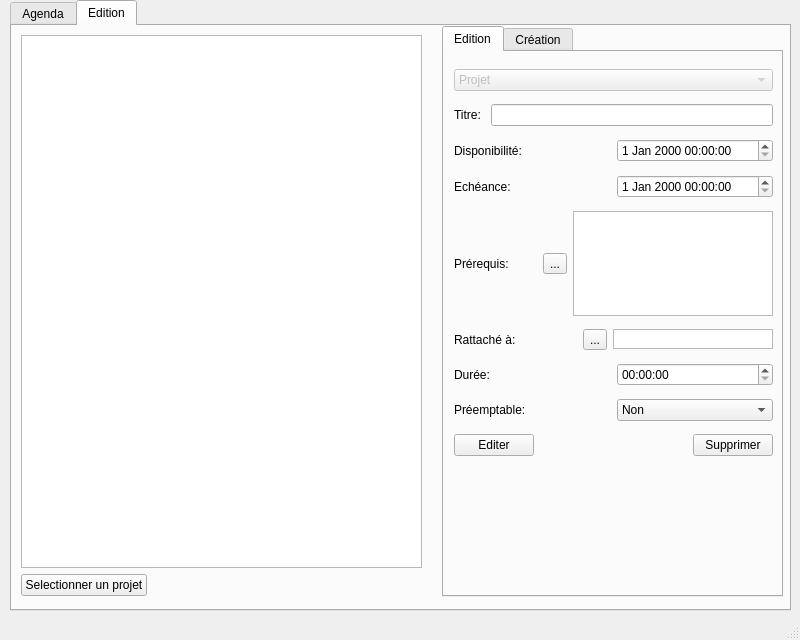
This is mainwindow.ui in TamtamHero/LO21 as Qt 5 draws it before an edit. The edited form follows.
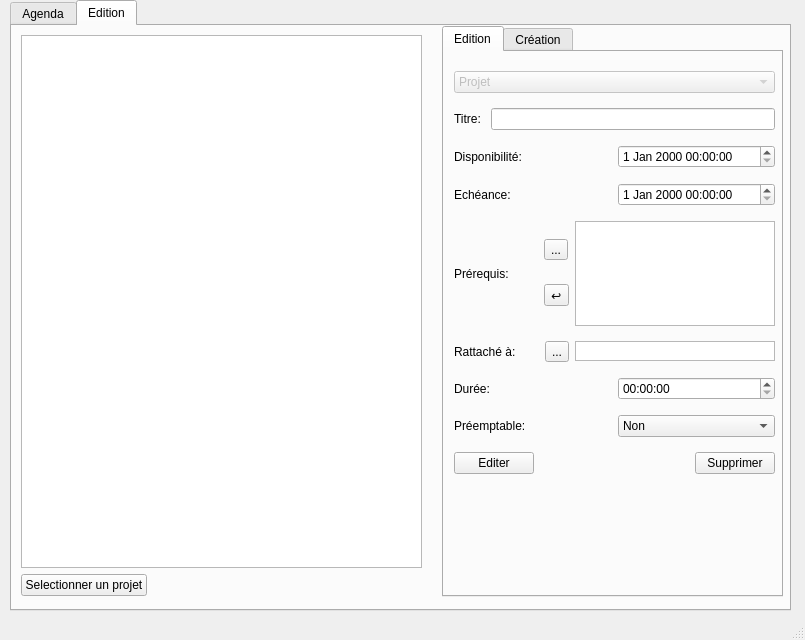
This is the edited form. The open tabs and pages were chosen to show the change.

Commit message: Deletion of prerequisite now possible

Patch:
```diff
--- a/mainwindow.ui
+++ b/mainwindow.ui
@@ -6,7 +6,7 @@
    <rect>
     <x>0</x>
     <y>0</y>
-    <width>800</width>
+    <width>805</width>
     <height>640</height>
    </rect>
   </property>
@@ -493,8 +493,8 @@
             <rect>
              <x>10</x>
              <y>10</y>
-             <width>319</width>
-             <height>408</height>
+             <width>321</width>
+             <height>425</height>
             </rect>
            </property>
            <layout class="QVBoxLayout" name="verticalLayout_uniqueTask">
@@ -572,6 +572,8 @@
                </widget>
               </item>
               <item>
+               <layout class="QVBoxLayout" name="verticalLayout">
+                <item>
                <widget class="QToolButton" name="toolButton_edit_prerequisite">
                 <property name="text">
                  <string>...</string>
@@ -579,6 +581,21 @@
                </widget>
               </item>
               <item>
+                 <widget class="QToolButton" name="toolButton_edit_undo">
+                  <property name="statusTip">
+                   <string/>
+                  </property>
+                  <property name="whatsThis">
+                   <string/>
+                  </property>
+                  <property name="text">
+                   <string>↩</string>
+                  </property>
+                 </widget>
+                </item>
+               </layout>
+              </item>
+              <item>
                <widget class="QListView" name="listView_edit_prerequisite">
                 <property name="sizePolicy">
                  <sizepolicy hsizetype="Maximum" vsizetype="Maximum">
@@ -622,7 +639,7 @@
                <widget class="QListView" name="listView_edit_attachedTo">
                 <property name="minimumSize">
                  <size>
-                  <width>160</width>
+                  <width>200</width>
                   <height>20</height>
                  </size>
                 </property>
```
Left out of the diff: 21 changed lines with no effect on the pictures. Lines whose indentation alone changed are shown as unchanged. The commit also changes 2 other files.
